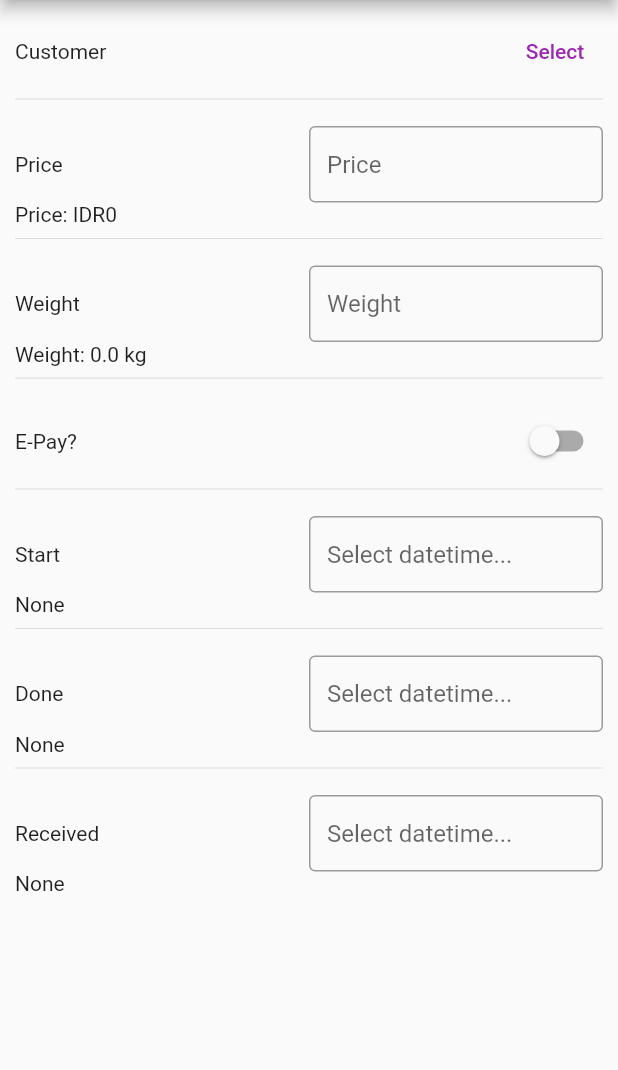
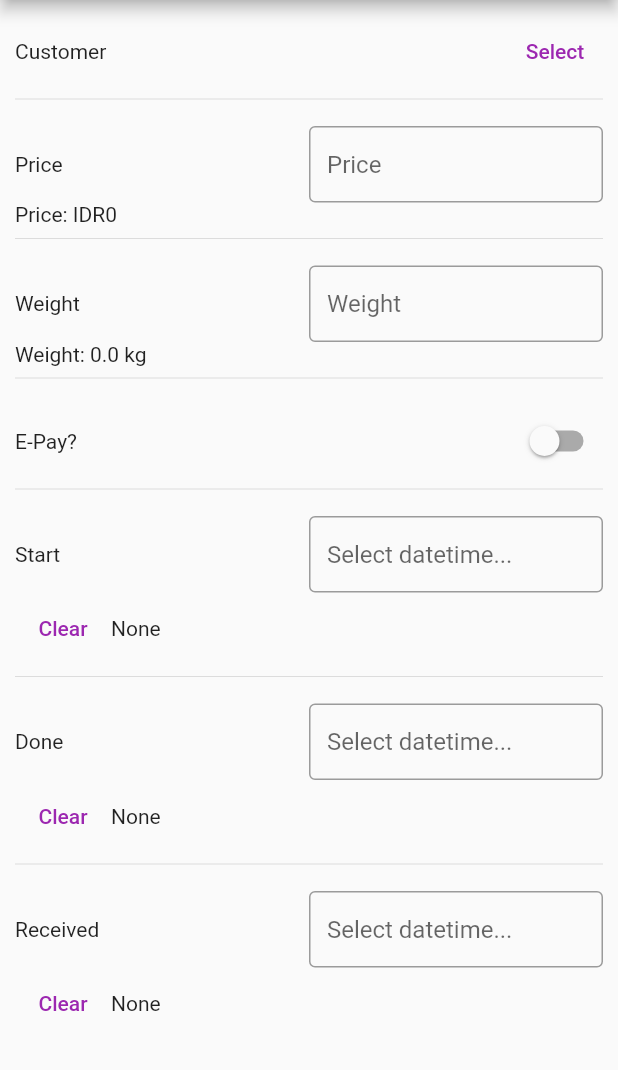
Before and after one commit to Rayendraa/openlaundry-mobile, a Flutter app: the LaundryRecordAdd screen opened directly, on a phone screen of 412 x 824 dp, the part 84-1154 px from its top. Run offline on Flutter 3.47's test engine with Material 2 defaults, Android fonts, the phone set to English and light mode, and no system bars; drawn by our look-alikes of date_time_picker; our stand-ins replace shared_preferences; accounts and stored records are empty; statements that could not run were skipped.

Commit message:
add clear date, add finished laundries

```diff
--- a/lib/laundry_record_add.dart
+++ b/lib/laundry_record_add.dart
@@ -294,6 +294,16 @@ class _LaundryRecordAddState extends State<LaundryRecordAdd> {
                       )
                     ],
                   ),
+                  Row(children: [
+                    Container(
+                      child: TextButton(
+                          onPressed: () {
+                            setState(() {
+                              _laundryRecord?.start = null;
+                            });
+                          },
+                          child: Text('Clear')),
+                    ),
                     Container(
                       alignment: Alignment.centerLeft,
                       child: Text(_laundryRecord?.start != null
@@ -302,6 +312,7 @@ class _LaundryRecordAddState extends State<LaundryRecordAdd> {
                                   _laundryRecord!.start!))
                           : 'None'),
                     )
+                  ]),
                 ],
               ),
             ),
@@ -338,6 +349,16 @@ class _LaundryRecordAddState extends State<LaundryRecordAdd> {
                       )
                     ],
                   ),
+                  Row(children: [
+                    Container(
+                      child: TextButton(
+                          onPressed: () {
+                            setState(() {
+                              _laundryRecord?.done = null;
+                            });
+                          },
+                          child: Text('Clear')),
+                    ),
                     Container(
                       alignment: Alignment.centerLeft,
                       child: Text(_laundryRecord?.done != null
@@ -346,6 +367,7 @@ class _LaundryRecordAddState extends State<LaundryRecordAdd> {
                                   _laundryRecord!.done!))
                           : 'None'),
                     )
+                  ]),
                 ],
               ),
             ),
@@ -383,6 +405,16 @@ class _LaundryRecordAddState extends State<LaundryRecordAdd> {
                       )
                     ],
                   ),
+                  Row(children: [
+                    Container(
+                      child: TextButton(
+                          onPressed: () {
+                            setState(() {
+                              _laundryRecord?.received = null;
+                            });
+                          },
+                          child: Text('Clear')),
+                    ),
                     Container(
                       alignment: Alignment.centerLeft,
                       child: Text(_laundryRecord?.received != null
@@ -391,6 +423,7 @@ class _LaundryRecordAddState extends State<LaundryRecordAdd> {
                                   _laundryRecord!.received!))
                           : 'None'),
                     )
+                  ]),
                 ],
               ),
             ),
```
Also changed, not shown: lib/dashboard_page.dart (+32 -5 lines), lib/document_editor.dart (+16 -7 lines). Lines whose indentation alone changed are shown as unchanged.
